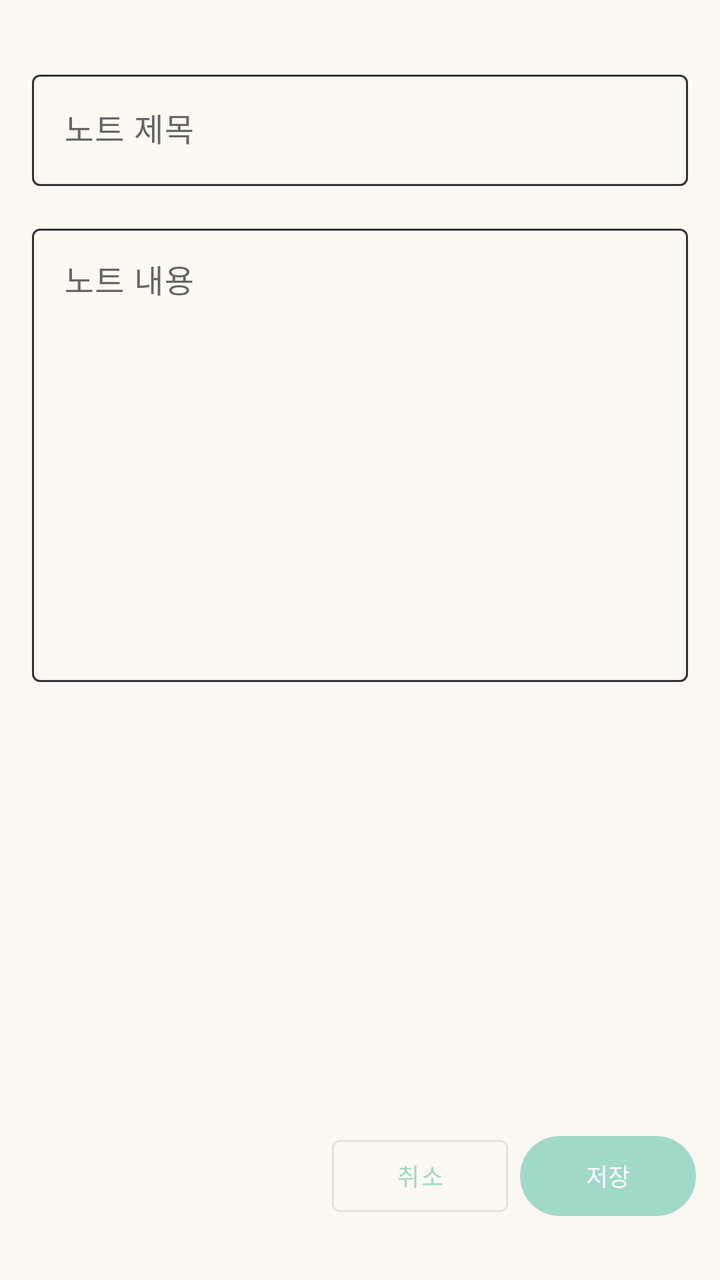
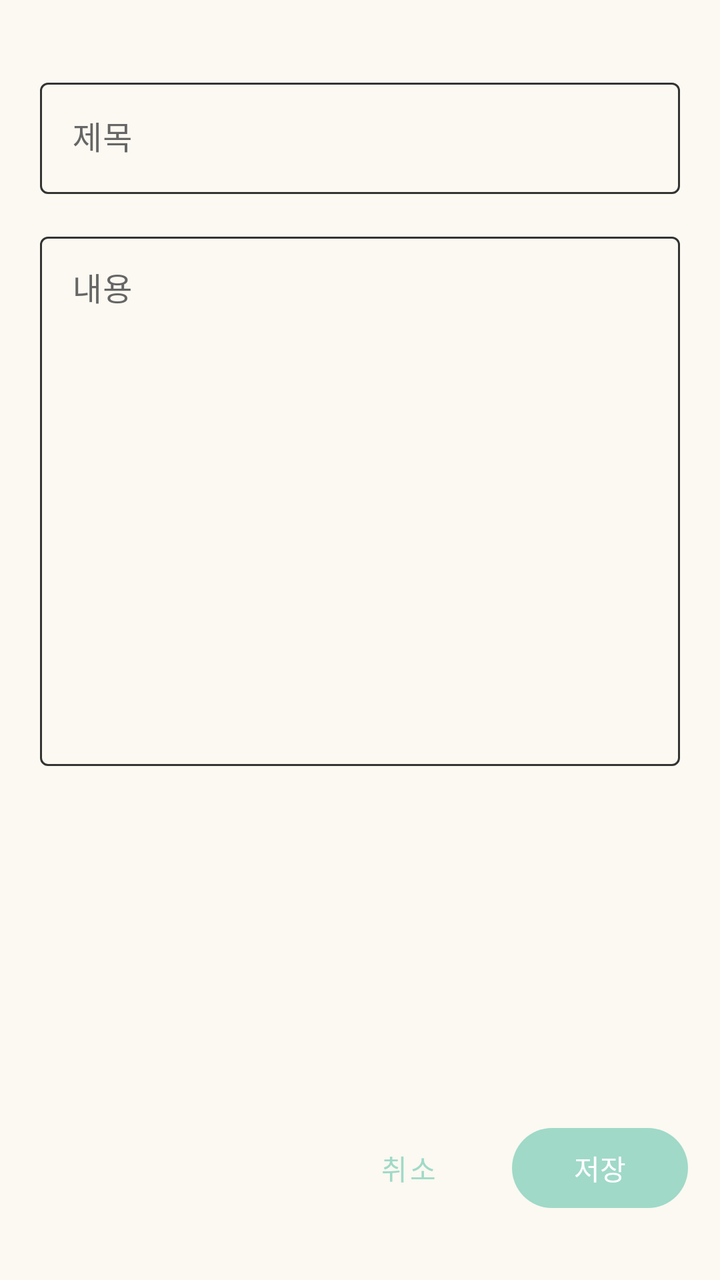

The first picture is an Android layout as it rendered before a commit; the second is the same layout after the commit. The layout source and the unified diff follow.
<!-- AndroidManifest.xml: application theme Theme.ToDoNote -->
<!-- res/layout/fragment_note_edit.xml -->
<?xml version="1.0" encoding="utf-8"?>
<androidx.constraintlayout.widget.ConstraintLayout xmlns:android="http://schemas.android.com/apk/res/android"
    xmlns:app="http://schemas.android.com/apk/res-auto"
    android:layout_width="match_parent"
    android:layout_height="match_parent"
    android:background="@color/color_background"
    android:paddingTop="16dp"
    android:paddingBottom="16dp">

    
    <LinearLayout
        android:id="@+id/button_container"
        android:layout_width="0dp"
        android:layout_height="wrap_content"
        android:orientation="horizontal"
        android:padding="12dp"
        android:gravity="end|center_vertical"
        app:layout_constraintBottom_toBottomOf="parent"
        app:layout_constraintEnd_toEndOf="parent"
        app:layout_constraintStart_toStartOf="parent">

        
        <com.google.android.material.button.MaterialButton
            android:id="@+id/btn_cancel"
            android:layout_width="wrap_content"
            android:layout_height="wrap_content"
            android:layout_marginEnd="6dp"
            android:text="취소"
            android:textSize="12sp"
            android:paddingStart="12dp"
            android:paddingEnd="12dp"
            style="@style/Widget.MaterialComponents.Button.OutlinedButton" />

        
        <com.google.android.material.button.MaterialButton
            android:id="@+id/btn_delete"
            android:layout_width="wrap_content"
            android:layout_height="wrap_content"
            android:layout_marginEnd="6dp"
            android:text="삭제"
            android:textSize="12sp"
            android:paddingStart="12dp"
            android:paddingEnd="12dp"
            android:visibility="gone"
            app:backgroundTint="@android:color/holo_red_dark" />

        
        <com.google.android.material.button.MaterialButton
            android:id="@+id/btn_lock"
            android:layout_width="wrap_content"
            android:layout_height="wrap_content"
            android:layout_marginEnd="8dp"
            android:text="잠금"
            android:textSize="12sp"
            android:paddingStart="12dp"
            android:paddingEnd="12dp"
            android:visibility="gone"
            app:backgroundTint="#FFC107"
            app:strokeWidth="0dp" />

        
        <com.google.android.material.button.MaterialButton
            android:id="@+id/btn_save"
            android:layout_width="wrap_content"
            android:layout_height="wrap_content"
            android:text="저장"
            android:textSize="12sp"
            android:paddingStart="12dp"
            android:paddingEnd="12dp"
            app:backgroundTint="@color/color_primary" />

    </LinearLayout>

    <androidx.core.widget.NestedScrollView
        android:id="@+id/scroll_view"
        android:layout_width="0dp"
        android:layout_height="0dp"
        app:layout_constraintBottom_toTopOf="@id/button_container"
        app:layout_constraintEnd_toEndOf="parent"
        app:layout_constraintStart_toStartOf="parent"
        app:layout_constraintTop_toTopOf="parent">

        <LinearLayout
            android:layout_width="match_parent"
            android:layout_height="wrap_content"
            android:orientation="vertical"
            android:padding="16dp"
            android:paddingBottom="16dp">

            
            <com.google.android.material.textfield.TextInputLayout
                android:id="@+id/title_layout"
                android:layout_width="match_parent"
                android:layout_height="wrap_content"
                android:hint="노트 제목"
                app:boxBackgroundMode="outline">

                <com.google.android.material.textfield.TextInputEditText
                    android:id="@+id/et_note_title"
                    android:layout_width="match_parent"
                    android:layout_height="wrap_content"
                    android:inputType="text"
                    android:maxLines="1" />
            </com.google.android.material.textfield.TextInputLayout>

            
            <com.google.android.material.textfield.TextInputLayout
                android:id="@+id/content_layout"
                android:layout_width="match_parent"
                android:layout_height="wrap_content"
                android:hint="노트 내용"
                android:layout_marginTop="16dp"
                app:boxBackgroundMode="outline">

                <com.google.android.material.textfield.TextInputEditText
                    android:id="@+id/et_note_content"
                    android:layout_width="match_parent"
                    android:layout_height="wrap_content"
                    android:gravity="top|start"
                    android:inputType="textMultiLine"
                    android:minLines="10"
                    android:scrollbars="vertical" />
            </com.google.android.material.textfield.TextInputLayout>

        </LinearLayout>

    </androidx.core.widget.NestedScrollView>

</androidx.constraintlayout.widget.ConstraintLayout>
<!-- resources referenced by this layout -->
<resources>
  <color name="color_background">#FBF9F1</color>
  <color name="color_primary">#A0D9C8</color>
  <style name="Theme.ToDoNote" parent="Base.Theme.ToDoNote" />
  <style name="Base.Theme.ToDoNote" parent="Theme.Material3.DayNight.NoActionBar">
          
          <item name="colorPrimary">@color/color_primary</item>
          <item name="colorPrimaryDark">@color/color_primary_dark</item>
          <item name="colorPrimaryVariant">@color/color_primary_light</item>
          
          
          <item name="colorSecondary">@color/color_secondary</item>
          <item name="colorSecondaryVariant">@color/color_secondary_dark</item>
          
          
          <item name="android:colorBackground">@color/color_background</item>
          <item name="colorSurface">@color/color_surface</item>
          
          
          <item name="android:textColorPrimary">@color/color_text_dark</item>
          <item name="android:textColorSecondary">@color/color_text_medium</item>
          <item name="colorOnPrimary">@color/white</item>
          <item name="colorOnSecondary">@color/color_text_dark</item>
          <item name="colorOnBackground">@color/color_text_dark</item>
          <item name="colorOnSurface">@color/color_text_dark</item>
          <item name="colorOnSurfaceVariant">@color/color_text_medium</item>
          
          
          <item name="colorAccent">@color/color_accent</item>
          
          
          <item name="colorOutline">@color/color_outline</item>
          
          
          <item name="android:statusBarColor">@android:color/black</item>
          <item name="android:windowLightStatusBar">false</item>
      </style>
  <color name="color_primary_dark">#7DB8A5</color>
  <color name="color_primary_light">#C8E8DC</color>
  <color name="color_secondary">#F0D5C9</color>
  <color name="color_secondary_dark">#E0B5A3</color>
  <color name="color_surface">#FFFFFF</color>
  <color name="color_text_dark">#444444</color>
  <color name="color_text_medium">#666666</color>
  <color name="white">#FFFFFFFF</color>
  <color name="color_accent">#FFEB9E</color>
  <color name="color_outline">#333333</color>
</resources>

<!-- the commit's change to res/layout/fragment_note_edit.xml (unified diff, before → after) -->
@@ -13,8 +13,8 @@
         android:layout_width="0dp"
         android:layout_height="wrap_content"
         android:orientation="horizontal"
-        android:padding="12dp"
-        android:gravity="end|center_vertical"
+        android:padding="16dp"
+        android:gravity="end"
         app:layout_constraintBottom_toBottomOf="parent"
         app:layout_constraintEnd_toEndOf="parent"
         app:layout_constraintStart_toStartOf="parent">
@@ -24,23 +24,17 @@
             android:id="@+id/btn_cancel"
             android:layout_width="wrap_content"
             android:layout_height="wrap_content"
-            android:layout_marginEnd="6dp"
+            android:layout_marginEnd="8dp"
             android:text="취소"
-            android:textSize="12sp"
-            android:paddingStart="12dp"
-            android:paddingEnd="12dp"
-            style="@style/Widget.MaterialComponents.Button.OutlinedButton" />
+            style="@style/Widget.MaterialComponents.Button.TextButton" />
 
         
         <com.google.android.material.button.MaterialButton
             android:id="@+id/btn_delete"
             android:layout_width="wrap_content"
             android:layout_height="wrap_content"
-            android:layout_marginEnd="6dp"
+            android:layout_marginEnd="8dp"
             android:text="삭제"
-            android:textSize="12sp"
-            android:paddingStart="12dp"
-            android:paddingEnd="12dp"
             android:visibility="gone"
             app:backgroundTint="@android:color/holo_red_dark" />
 
@@ -51,9 +45,6 @@
             android:layout_height="wrap_content"
             android:layout_marginEnd="8dp"
             android:text="잠금"
-            android:textSize="12sp"
-            android:paddingStart="12dp"
-            android:paddingEnd="12dp"
             android:visibility="gone"
             app:backgroundTint="#FFC107"
             app:strokeWidth="0dp" />
@@ -63,11 +54,7 @@
             android:id="@+id/btn_save"
             android:layout_width="wrap_content"
             android:layout_height="wrap_content"
-            android:text="저장"
-            android:textSize="12sp"
-            android:paddingStart="12dp"
-            android:paddingEnd="12dp"
-            app:backgroundTint="@color/color_primary" />
+            android:text="저장" />
 
     </LinearLayout>
 
@@ -84,15 +71,15 @@
             android:layout_width="match_parent"
             android:layout_height="wrap_content"
             android:orientation="vertical"
-            android:padding="16dp"
-            android:paddingBottom="16dp">
+            android:padding="20dp">
 
             
             <com.google.android.material.textfield.TextInputLayout
                 android:id="@+id/title_layout"
                 android:layout_width="match_parent"
                 android:layout_height="wrap_content"
-                android:hint="노트 제목"
+                android:hint="제목"
+                android:layout_marginBottom="16dp"
                 app:boxBackgroundMode="outline">
 
                 <com.google.android.material.textfield.TextInputEditText
@@ -108,8 +95,7 @@
                 android:id="@+id/content_layout"
                 android:layout_width="match_parent"
                 android:layout_height="wrap_content"
-                android:hint="노트 내용"
-                android:layout_marginTop="16dp"
+                android:hint="내용"
                 app:boxBackgroundMode="outline">
 
                 <com.google.android.material.textfield.TextInputEditText
@@ -118,7 +104,7 @@
                     android:layout_height="wrap_content"
                     android:gravity="top|start"
                     android:inputType="textMultiLine"
-                    android:minLines="10"
+                    android:minLines="12"
                     android:scrollbars="vertical" />
             </com.google.android.material.textfield.TextInputLayout>
 
